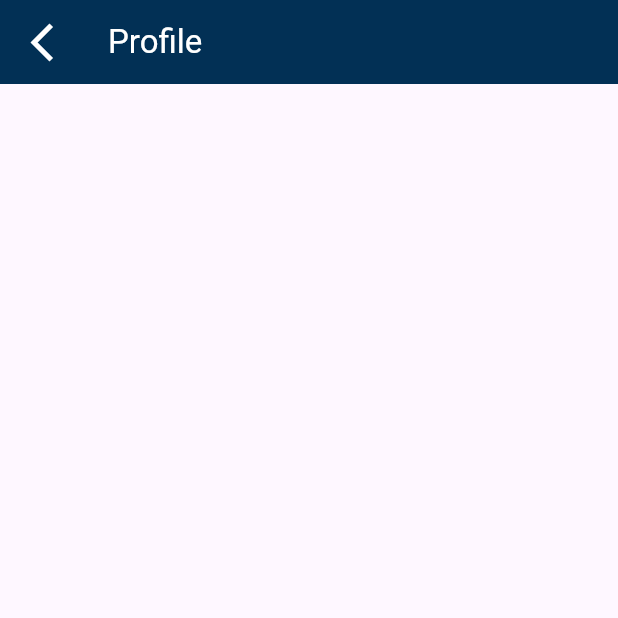
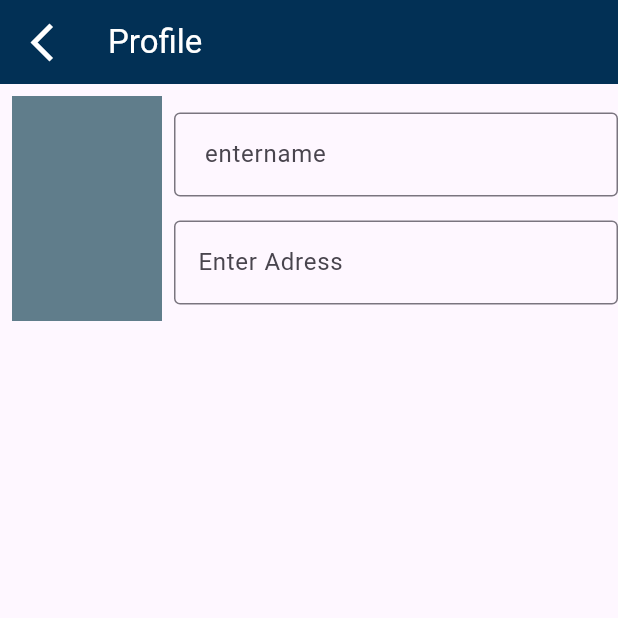
Before and after one commit to nabeeeltk/HomeBocking, a Flutter app: the ProfilePage screen opened directly, on a phone screen of 412 x 824 dp, the top half of it. Run offline on Flutter 3.47's test engine with Material 2 defaults, Android fonts, the phone set to English and light mode, and no system bars; our stand-ins replace bottom_navy_bar, get, loading_indicator.

Commit message:
addedd profile

```diff
--- a/real_estate/lib/veiw/Profile/profile_page.dart
+++ b/real_estate/lib/veiw/Profile/profile_page.dart
@@ -10,18 +10,55 @@ class ProfilePage extends StatelessWidget {
     return Scaffold(
       appBar: AppBar(
         backgroundColor: maincolor,
-        title: Text("Profile ",style: TextStyle(color: Colors.white),),
-        leading: IconButton(onPressed: (){
-          Get.back();
-        }, icon: const Icon(Icons.arrow_back_ios_new,size: 30,
-        color: Colors.white,)),
+        title: const Text(
+          "Profile",
+          style: TextStyle(color: Colors.white),
+        ),
+        leading: IconButton(
+          onPressed: () {
+            Get.back();
+          },
+          icon: const Icon(
+            Icons.arrow_back_ios_new,
+            size: 30,
+            color: Colors.white,
+          ),
+        ),
       ),
-      body: SingleChildScrollView(
-        child: Column(
-          children: [
-
-          ],
-        ),
+      body: Column(
+        children: [
+          Row(
+            children: [
+              Padding(
+                padding: const EdgeInsets.all(8.0),
+                child: Container(
+                  height: 150,
+                  width: 100,
+                  color: Colors.blueGrey,
+                ),
+              ),
+            const   Expanded(
+                child: Column(
+                  children: [
+                    TextField(
+                      decoration: InputDecoration(
+                        labelText: ' entername',
+                        border: OutlineInputBorder(),
+                      ),
+                    ),
+                    SizedBox(height: 16), // Adjust the spacing as needed
+                    TextField(
+                      decoration: InputDecoration(
+                        labelText: 'Enter Adress',
+                        border: OutlineInputBorder(),
+                      ),
+                    ),
+                  ],
+                ),
+              ),
+            ],
+          )
+        ],
       ),
     );
   }
```
